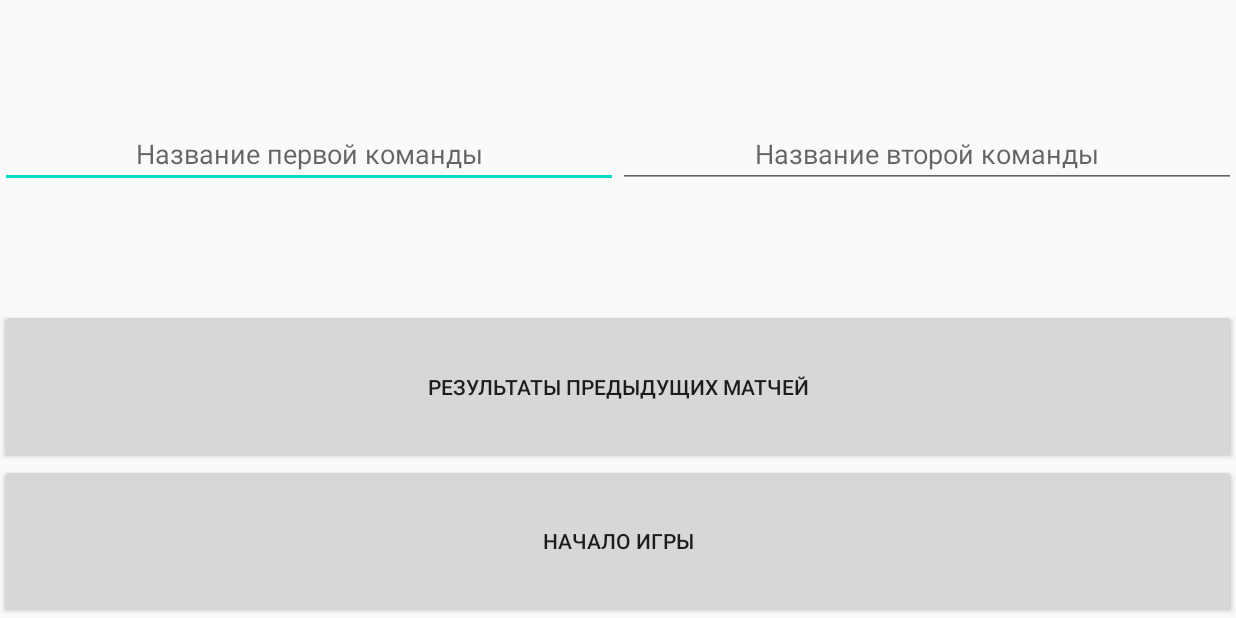
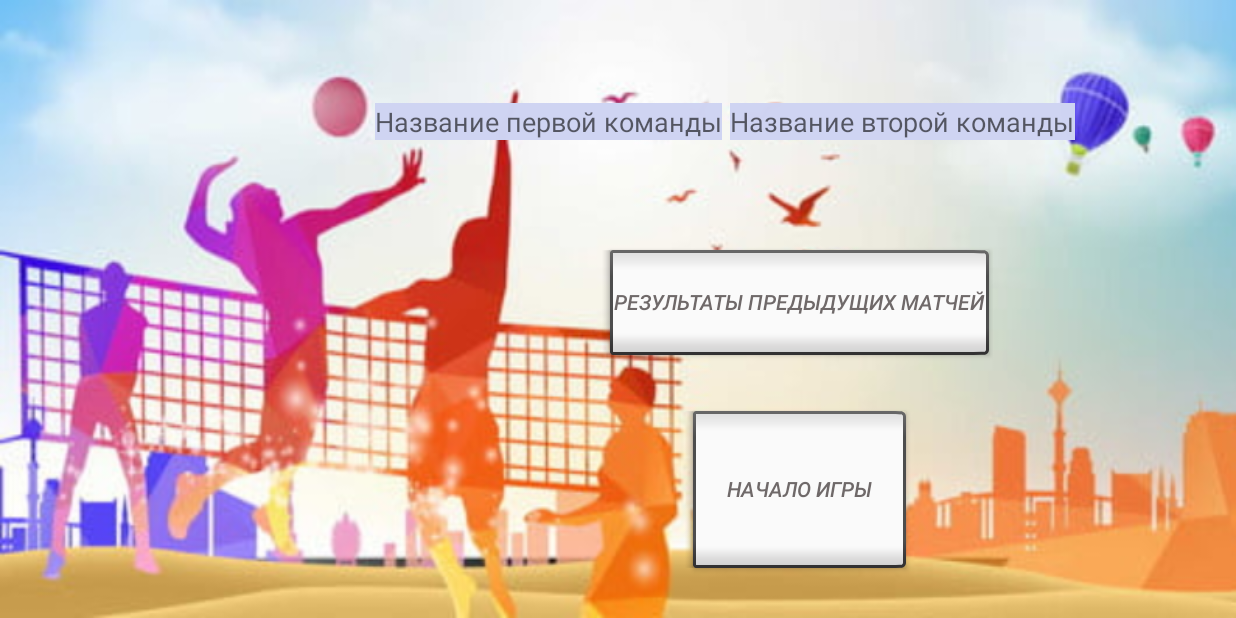
Before and after one commit to denn02/volleyball-1, an Android app: the screen it shows after launch (MainActivity), on a phone screen of 824 x 412 dp (held sideways). Run offline under Robolectric (Android 15) with nearby library versions, the phone set to English and light mode, and no system bars.

Commit message:
1st sceen

```diff
--- a/app/src/main/res/layout/main_fragment.xml
+++ b/app/src/main/res/layout/main_fragment.xml
@@ -5,6 +5,7 @@
     android:id="@+id/main"
     android:layout_width="match_parent"
     android:layout_height="match_parent"
+    android:background="@drawable/background_start"
     tools:context=".ui.main.MainFragment">
 
     <LinearLayout
@@ -13,55 +14,94 @@
         android:orientation="vertical"
         app:layout_constraintBottom_toBottomOf="parent"
         app:layout_constraintEnd_toEndOf="parent"
+        app:layout_constraintHorizontal_bias="0.0"
         app:layout_constraintStart_toStartOf="parent"
-        app:layout_constraintTop_toTopOf="parent">
+        app:layout_constraintTop_toTopOf="parent"
+        app:layout_constraintVertical_bias="0.0">
 
         <LinearLayout
-            android:layout_width="match_parent"
+            android:layout_width="wrap_content"
             android:layout_height="match_parent"
-            android:layout_weight="0.5"
+            android:layout_marginLeft="250dp"
+            android:layout_marginTop="50dp"
+            android:layout_marginRight="15dp"
+            android:layout_weight="0.8"
             android:orientation="horizontal">
 
             <com.google.android.material.textfield.TextInputEditText
-                android:id="@+id/Team1"
+                android:id="@+id/EditTextTeam1"
                 android:layout_width="match_parent"
                 android:layout_height="wrap_content"
                 android:layout_gravity="center"
+                android:layout_marginRight="5dp"
                 android:layout_weight="0.5"
+                android:background="#E6BECBFF"
+                android:backgroundTint="#E6716B6B"
+                android:backgroundTintMode="screen"
                 android:gravity="center_horizontal"
-                android:hint="@string/team_1" />
+                android:hint="@string/team_1"
+                android:textAlignment="center" />
 
             <com.google.android.material.textfield.TextInputEditText
-                android:id="@+id/Team2"
+                android:id="@+id/EditTextTeam2"
                 android:layout_width="match_parent"
                 android:layout_height="wrap_content"
                 android:layout_gravity="center_horizontal|center_vertical"
                 android:layout_weight="0.5"
+                android:background="#E6BECBFF"
+                android:backgroundTint="#E6716B6B"
+                android:backgroundTintMode="screen"
                 android:gravity="center"
                 android:hint="@string/team_2" />
 
         </LinearLayout>
 
         <LinearLayout
-            android:layout_width="match_parent"
+            android:layout_width="wrap_content"
             android:layout_height="match_parent"
-            android:layout_weight="0.5"
+            android:layout_gravity="center_horizontal"
+            android:layout_marginLeft="120dp"
+            android:layout_weight="0.3"
             android:baselineAligned="false"
-            android:orientation="vertical">
+            android:orientation="vertical"
+            android:paddingTop="50dp"
+            android:paddingBottom="25dp">
 
             <Button
                 android:id="@+id/btnResults"
-                android:layout_width="match_parent"
-                android:layout_height="match_parent"
-                android:layout_weight="0.5"
-                android:text="@string/match_results" />
+                style="@android:style/Widget.Material.Button.Inset"
+                android:layout_width="wrap_content"
+                android:layout_height="wrap_content"
+                android:layout_gravity="center|center_horizontal"
+                android:layout_weight="0.15"
+                android:gravity="center"
+                android:text="@string/match_results"
+                android:textAlignment="center"
+                android:textAllCaps="true"
+                android:textAppearance="@style/TextAppearance.AppCompat.Body2"
+                android:textColor="#CC4C4545"
+                android:textSize="14sp"
+                android:textStyle="normal|italic" />
 
             <Button
                 android:id="@+id/btnStart"
-                android:layout_width="match_parent"
-                android:layout_height="match_parent"
-                android:layout_weight="0.5"
-                android:text="@string/start" />
+                style="@android:style/Widget.Material.Button.Inset"
+                android:layout_width="wrap_content"
+                android:layout_height="wrap_content"
+                android:layout_gravity="center|center_horizontal"
+                android:layout_marginTop="25dp"
+                android:layout_weight="0.3"
+                android:width="150dp"
+                android:height="10dp"
+                android:gravity="center"
+                android:minHeight="0dp"
+                android:text="@string/start"
+                android:textAlignment="center"
+                android:textAllCaps="true"
+                android:textAppearance="@style/TextAppearance.AppCompat.Body2"
+                android:textColor="#CC4C4545"
+                android:textSize="14sp"
+                android:textStyle="normal|italic" />
 
         </LinearLayout>
 
```
Also changed, not shown: app/src/main/res/drawable/background_start.jpg (added).
